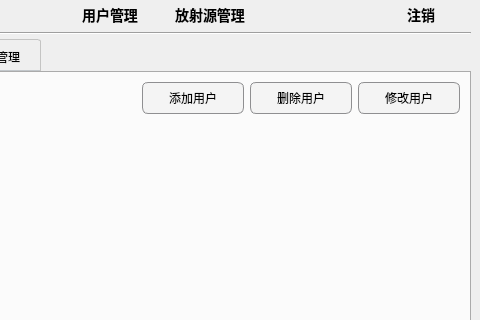
The window that Demo/demangewidget.ui (13438120136/XDemo) describes before a commit, drawn with Qt 5; both pictures show x 160 to 640 and y 0 to 320 of the 640 by 480 pixel window.
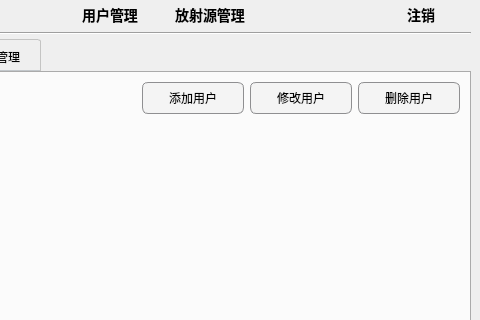
The same window after the commit. The open tabs and pages were chosen to show the change. Custom widgets are drawn as their Qt base class.

```diff
--- a/Demo/demangewidget.ui
+++ b/Demo/demangewidget.ui
@@ -190,7 +190,7 @@
       <layout class="QGridLayout" name="gridLayout_3">
        <item row="0" column="0">
         <layout class="QGridLayout" name="gridLayout">
-         <item row="0" column="2">
+         <item row="0" column="3">
           <widget class="QPushButton" name="delUserBtn">
            <property name="minimumSize">
             <size>
@@ -203,19 +203,6 @@
            </property>
           </widget>
          </item>
-         <item row="0" column="3">
-          <widget class="QPushButton" name="changeUserBtn">
-           <property name="minimumSize">
-            <size>
-             <width>102</width>
-             <height>32</height>
-            </size>
-           </property>
-           <property name="text">
-            <string>修改用户</string>
-           </property>
-          </widget>
-         </item>
          <item row="0" column="1">
           <widget class="QPushButton" name="addUserBtn">
            <property name="minimumSize">
@@ -242,6 +229,19 @@
            </property>
           </spacer>
          </item>
+         <item row="0" column="2">
+          <widget class="QPushButton" name="changeUserBtn">
+           <property name="minimumSize">
+            <size>
+             <width>102</width>
+             <height>32</height>
+            </size>
+           </property>
+           <property name="text">
+            <string>修改用户</string>
+           </property>
+          </widget>
+         </item>
         </layout>
        </item>
        <item row="1" column="0">
```
Left out of the diff: 30 changed lines with no effect on the pictures.
